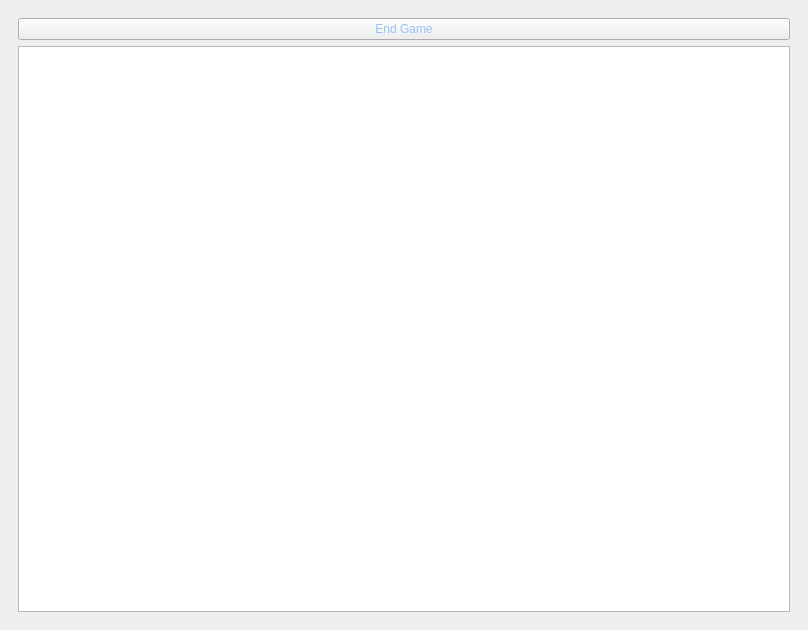
Old version of the form mainwindow.ui in the repository Antti86/Chess.
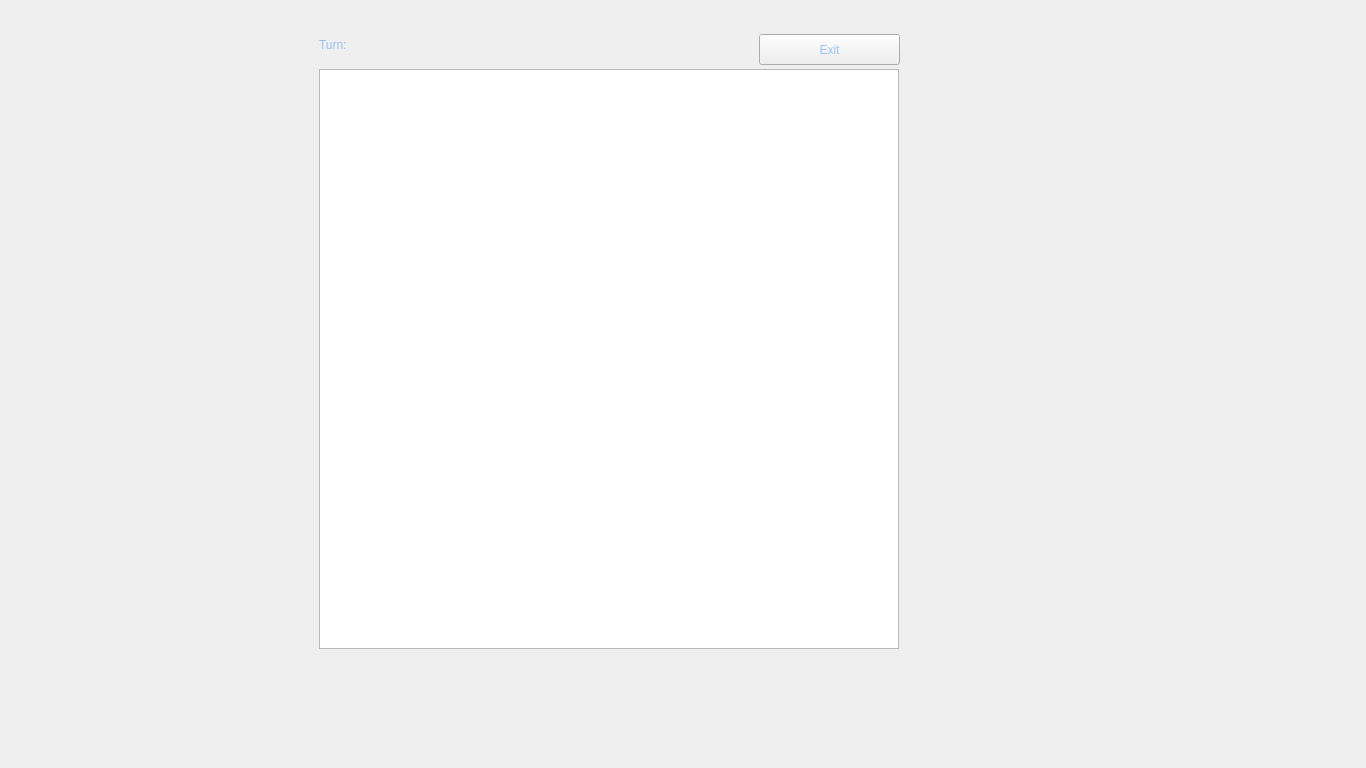
New version of the form. Custom widgets are drawn as their Qt base class.

```diff
--- a/mainwindow.ui
+++ b/mainwindow.ui
@@ -6,8 +6,8 @@
    <rect>
     <x>0</x>
     <y>0</y>
-    <width>808</width>
-    <height>630</height>
+    <width>1366</width>
+    <height>768</height>
    </rect>
   </property>
   <property name="windowTitle">
@@ -21,7 +21,7 @@
     <item>
      <widget class="QStackedWidget" name="stackedWidget">
       <property name="currentIndex">
-       <number>2</number>
+       <number>3</number>
       </property>
       <widget class="QWidget" name="MainMenu">
        <layout class="QVBoxLayout" name="verticalLayout">
@@ -95,18 +95,71 @@
           </property>
          </widget>
         </item>
-        <item>
-         <widget class="QGraphicsView" name="Board">
-          <property name="mouseTracking">
-           <bool>false</bool>
-          </property>
-          <property name="acceptDrops">
-           <bool>true</bool>
-          </property>
-         </widget>
-        </item>
        </layout>
       </widget>
+      <widget class="QWidget" name="Testi">
+       <property name="mouseTracking">
+        <bool>true</bool>
+       </property>
+       <widget class="ChessBoard" name="Board2">
+        <property name="geometry">
+         <rect>
+          <x>310</x>
+          <y>60</y>
+          <width>580</width>
+          <height>580</height>
+         </rect>
+        </property>
+        <property name="mouseTracking">
+         <bool>true</bool>
+        </property>
+       </widget>
+       <widget class="QPushButton" name="ExitGame2">
+        <property name="geometry">
+         <rect>
+          <x>750</x>
+          <y>25</y>
+          <width>141</width>
+          <height>31</height>
+         </rect>
+        </property>
+        <property name="text">
+         <string>Exit</string>
+        </property>
+       </widget>
+       <widget class="QLabel" name="TurnMark">
+        <property name="geometry">
+         <rect>
+          <x>310</x>
+          <y>20</y>
+          <width>71</width>
+          <height>31</height>
+         </rect>
+        </property>
+        <property name="styleSheet">
+         <string notr="true">font: 600 22pt &quot;Ubuntu Sans&quot;;</string>
+        </property>
+        <property name="text">
+         <string>Turn:</string>
+        </property>
+       </widget>
+       <widget class="QLabel" name="WhosTurn">
+        <property name="geometry">
+         <rect>
+          <x>390</x>
+          <y>20</y>
+          <width>101</width>
+          <height>31</height>
+         </rect>
+        </property>
+        <property name="styleSheet">
+         <string notr="true">font: 600 22pt &quot;Ubuntu Sans&quot; rgb(26, 95, 180)</string>
+        </property>
+        <property name="text">
+         <string/>
+        </property>
+       </widget>
+      </widget>
       <widget class="QWidget" name="MultiplayerMenu">
        <layout class="QVBoxLayout" name="verticalLayout_4">
         <item>
@@ -133,6 +186,13 @@
    </property>
   </widget>
  </widget>
+ <customwidgets>
+  <customwidget>
+   <class>ChessBoard</class>
+   <extends>QGraphicsView</extends>
+   <header location="global">chessboard.h</header>
+  </customwidget>
+ </customwidgets>
  <resources/>
  <connections/>
 </ui>
```
Left out of the diff: 2 changed lines with no effect on the pictures.
